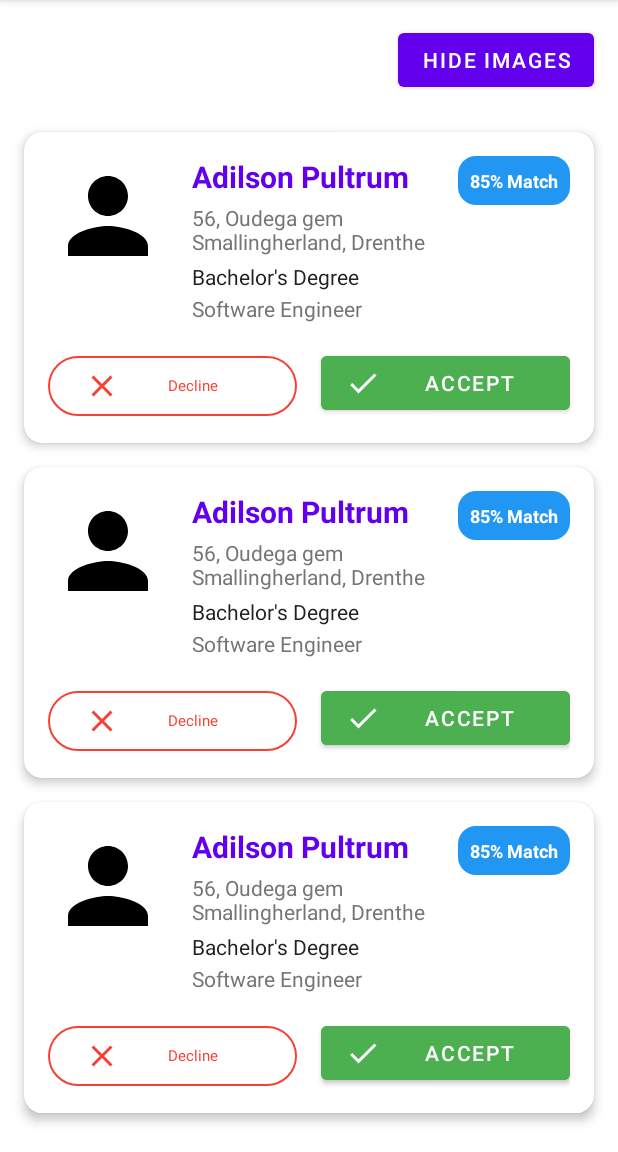
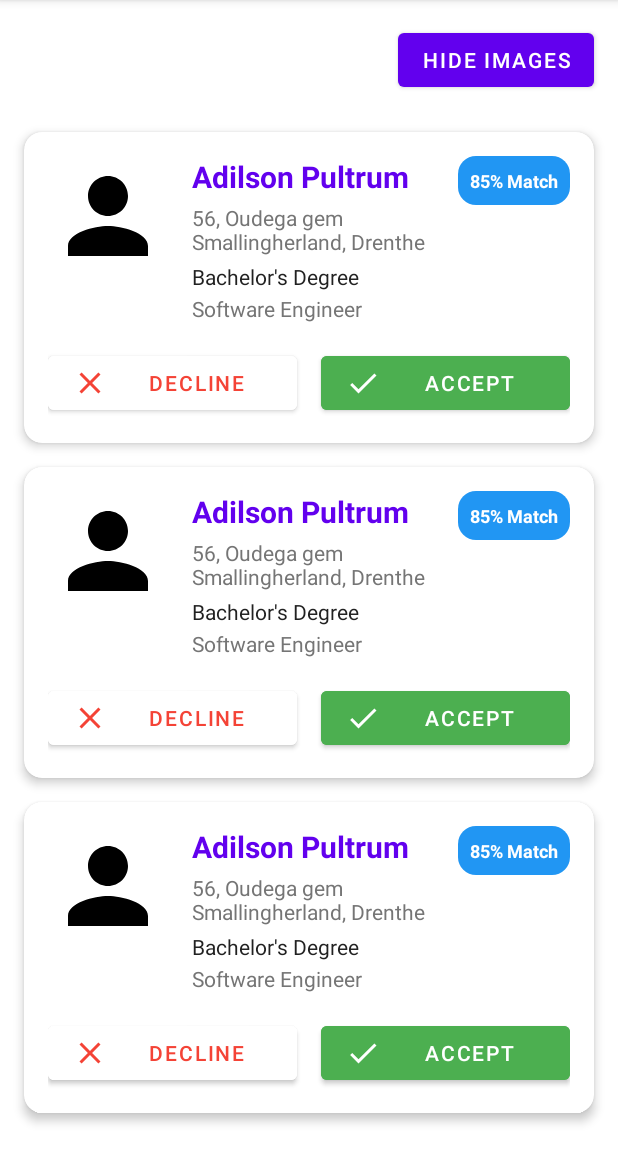
Before and after one commit to SanjaySargam/MatchMate, an Android app: the layout activity_main.xml on its own in the app's theme, with its tools: preview values and no code run, on a phone screen of 412 x 824 dp, the part 84-1236 px from its top. Run offline under Robolectric (Android 15) with nearby library versions, the phone set to English and light mode, and no system bars.

Commit message:
fix: decline text size

```diff
--- a/app/src/main/res/layout/item_user_card.xml
+++ b/app/src/main/res/layout/item_user_card.xml
@@ -106,7 +106,6 @@
 
             <com.google.android.material.button.MaterialButton
                 android:id="@+id/declineButton"
-                style="@style/Widget.Material3.Button.OutlinedButton"
                 android:layout_width="0dp"
                 android:layout_height="wrap_content"
                 android:layout_marginEnd="8dp"
@@ -114,6 +113,7 @@
                 android:text="Decline"
                 android:textColor="@color/red"
                 app:icon="@drawable/ic_decline"
+                android:backgroundTint="@color/white"
                 app:iconTint="@color/red"
                 app:strokeColor="@color/red" />
 
```
